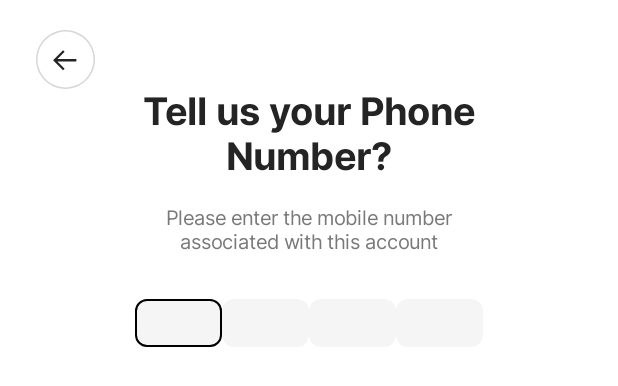
After one commit to ujjwalgupta2608/dating_app_compose, an Android app built with Jetpack Compose: the @Preview function LoginOTPScreen, on a phone screen of 412 x 824 dp. The commit adds this screen. Shown: the top 386 px of the screen. Run offline under Robolectric (Android 15) with nearby library versions, the phone set to English and light mode, and no system bars.

Commit message:
login with mobile design

```diff
--- a/app/build.gradle.kts
+++ b/app/build.gradle.kts
@@ -84,6 +84,8 @@ dependencies {
     kapt(libs.hilt.compiler)
     implementation(libs.androidx.hilt.navigation.compose)
     implementation(libs.logging.interceptor)
+    implementation("com.hbb20:ccp:2.7.3")
+
 
 
 }
--- a/app/src/main/java/com/app/dating/navigation/Routes.kt
+++ b/app/src/main/java/com/app/dating/navigation/Routes.kt
@@ -10,6 +10,8 @@ package com.app.dating.navigation
 }*/
 
 sealed class Routes(val route: String) {
+    object LoginOTP : Routes("loginOTP")
+    object LoginMobile : Routes("loginMobile")
     object Login : Routes("login")
     object Signup : Routes( "signup")
     object SelectLanguage : Routes( "selectLanguage/{previousScreen}")
--- /dev/null
+++ b/app/src/main/java/com/app/dating/ui/screen/LoginOTPScreen.kt
@@ -0,0 +1,162 @@
+package com.app.dating.ui.screen
+
+import android.os.Bundle
+import androidx.activity.ComponentActivity
+import androidx.activity.compose.setContent
+import androidx.activity.enableEdgeToEdge
+import androidx.compose.foundation.Image
+import androidx.compose.foundation.background
+import androidx.compose.foundation.border
+import androidx.compose.foundation.clickable
+import androidx.compose.foundation.layout.Arrangement
+import androidx.compose.foundation.layout.Box
+import androidx.compose.foundation.layout.Column
+import androidx.compose.foundation.layout.Row
+import androidx.compose.foundation.layout.fillMaxSize
+import androidx.compose.foundation.layout.fillMaxWidth
+import androidx.compose.foundation.layout.offset
+import androidx.compose.foundation.layout.padding
+import androidx.compose.foundation.layout.size
+import androidx.compose.foundation.rememberScrollState
+import androidx.compose.foundation.shape.RoundedCornerShape
+import androidx.compose.foundation.text.BasicTextField
+import androidx.compose.foundation.text.KeyboardOptions
+import androidx.compose.foundation.verticalScroll
+import androidx.compose.material3.Text
+import androidx.compose.runtime.Composable
+import androidx.compose.runtime.getValue
+import androidx.compose.runtime.mutableStateOf
+import androidx.compose.runtime.remember
+import androidx.compose.ui.Alignment
+import androidx.compose.ui.Modifier
+import androidx.compose.ui.draw.clip
+import androidx.compose.ui.graphics.Color
+import androidx.compose.ui.res.painterResource
+import androidx.compose.ui.text.font.FontWeight
+import androidx.compose.ui.text.input.KeyboardType
+import androidx.compose.ui.text.style.TextAlign
+import androidx.compose.ui.tooling.preview.Preview
+import androidx.compose.ui.unit.dp
+import androidx.compose.ui.unit.sp
+import androidx.navigation.NavHostController
+import com.app.dating.R
+import com.app.dating.navigation.Routes
+import com.app.dating.ui.theme.BlackMineShaft
+import com.app.dating.ui.theme.GreyBoulder
+import com.app.dating.ui.theme.Inter
+import com.app.dating.ui.theme.Theme
+import com.app.dating.ui.theme.White
+import com.app.dating.ui.theme.WhiteWhisper
+
+/*class Main : ComponentActivity() {
+    override fun onCreate(savedInstanceState: Bundle?) {
+        super.onCreate(savedInstanceState)
+        enableEdgeToEdge()
+        setContent {
+            LoginOTPScreen()
+
+        }
+    }*/
+
+    @Preview
+    @Composable
+    fun LoginOTPScreen() {
+        Column(
+            Modifier
+                .fillMaxSize()
+                .background(White)
+                .verticalScroll(rememberScrollState())
+        ) {
+            Image(painter = painterResource(R.drawable.back_button),
+                contentDescription = "Back Button",
+                modifier = Modifier
+                    .padding(start = 24.dp, top = 20.dp)
+                    .clickable {
+
+                    })
+            Text(
+                fontSize = 25.sp,
+                text = "Tell us your Phone Number?",
+                color = BlackMineShaft,
+                modifier = Modifier.padding(start = 78.dp, end = 78.dp),
+                fontFamily = Inter,
+                fontWeight = FontWeight.Bold,
+                textAlign = TextAlign.Center
+            )
+            Text(
+                fontSize = 13.sp,
+                text = "Please enter the mobile number associated with this account",
+                color = GreyBoulder,
+                modifier = Modifier.padding(start = 78.dp, end = 78.dp, top = 18.dp),
+                fontFamily = Inter,
+                fontWeight = FontWeight.Normal,
+                textAlign = TextAlign.Center
+            )
+            var otp /*by remember { mutableStateOf("") }*/=""
+
+            Column(
+                modifier = Modifier.fillMaxSize(),
+                verticalArrangement = Arrangement.Center,
+                horizontalAlignment = Alignment.CenterHorizontally
+            ) {
+                OtpInputField(otpValue = otp, onOtpChange = { otp = it })
+            }
+        }
+    }
+    @Composable
+    fun OtpInputField(otpValue: String, onOtpChange: (String) -> Unit) {
+        Row(
+            modifier = Modifier
+                .fillMaxWidth()
+                .padding(start = 18.dp, end = 18.dp, top = 30.dp),
+            horizontalArrangement = Arrangement.Center
+        ) {
+            for (i in 0 until 4) {
+                val char = otpValue.getOrNull(i)?.toString() ?: ""
+                OtpBox(char = char, isFocused = otpValue.length == i) // Highlight the focused box
+            }
+        }
+
+        BasicTextField(
+            value = otpValue,
+            onValueChange = {
+                if (it.length <= 4 && it.all { char -> char.isDigit() }) {
+                    onOtpChange(it)
+                }
+            },
+            keyboardOptions = KeyboardOptions.Default.copy(keyboardType = KeyboardType.Number),
+            modifier = Modifier
+                .fillMaxWidth()
+                .padding(horizontal = 18.dp)
+                .offset(y = (-32).dp), // Moves the input out of sight while keeping it functional
+            decorationBox = {}
+        )
+    }
+
+    @Composable
+    fun OtpBox(char: String, isFocused: Boolean) {
+        Box(
+            modifier = Modifier
+                .size(width = 58.dp, height = 32.dp)
+                .background(
+                    color = Color(0xFFF5F5F5), // Equivalent to android:itemBackground="@color/white_whisper"
+                    shape = RoundedCornerShape(8.dp)
+                )
+                .border(
+                    width = if (isFocused) 1.dp else 0.dp,
+                    color = if (isFocused) Color.Black else Color.Transparent,
+                    shape = RoundedCornerShape(8.dp)
+                ),
+            contentAlignment = Alignment.Center
+        ) {
+            Text(
+                text = char,
+                fontSize = 14.sp,
+                fontWeight = FontWeight.Bold,
+                color = Color.Black
+            )
+        }
+    }
+
+
+//}
--- a/gradle/libs.versions.toml
+++ b/gradle/libs.versions.toml
@@ -19,6 +19,7 @@ activity = "1.10.0"
 navigationCompose = "2.8.6"
 retrofit = "2.9.0"
 hilt = "2.51"
+material3 = "1.3.1"
 
 [libraries]
 androidx-core-ktx = { group = "androidx.core", name = "core-ktx", version.ref = "coreKtx" }
@@ -38,7 +39,7 @@ androidx-ui-tooling = { group = "androidx.compose.ui", name = "ui-tooling" }
 androidx-ui-tooling-preview = { group = "androidx.compose.ui", name = "ui-tooling-preview" }
 androidx-ui-test-manifest = { group = "androidx.compose.ui", name = "ui-test-manifest" }
 androidx-ui-test-junit4 = { group = "androidx.compose.ui", name = "ui-test-junit4" }
-androidx-material3 = { group = "androidx.compose.material3", name = "material3" }
+androidx-material3 = { group = "androidx.compose.material3", name = "material3", version.ref = "material3" }
 androidx-appcompat = { group = "androidx.appcompat", name = "appcompat", version.ref = "appcompat" }
 kotlinx-coroutines-android = { module = "org.jetbrains.kotlinx:kotlinx-coroutines-android", version.ref = "kotlinxCoroutinesAndroid" }
 logging-interceptor = { module = "com.squareup.okhttp3:logging-interceptor", version.ref = "loggingInterceptor" }
```
Also changed, not shown: app/src/main/java/com/app/dating/navigation/AppNavigation.kt (+8 -0 lines), app/src/main/java/com/app/dating/ui/screen/LoginScreen.kt (+36 -27 lines), app/src/main/java/com/app/dating/ui/screen/LoginWithMobileScreen.kt (added, +228 -0 lines).
